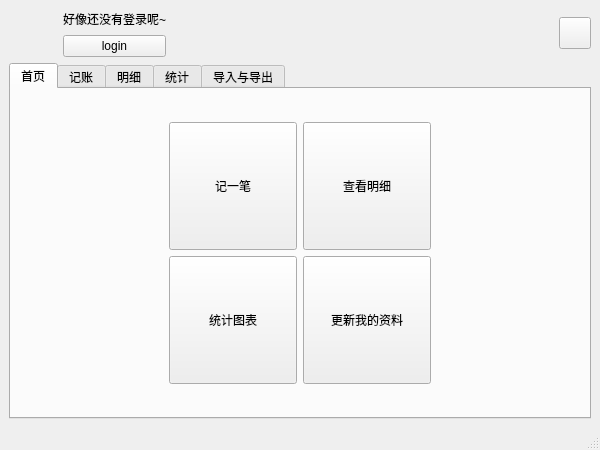
Old version of the form ui/oopcash_mainwindow.ui in the repository Harry-Chen/OOP-Cash.
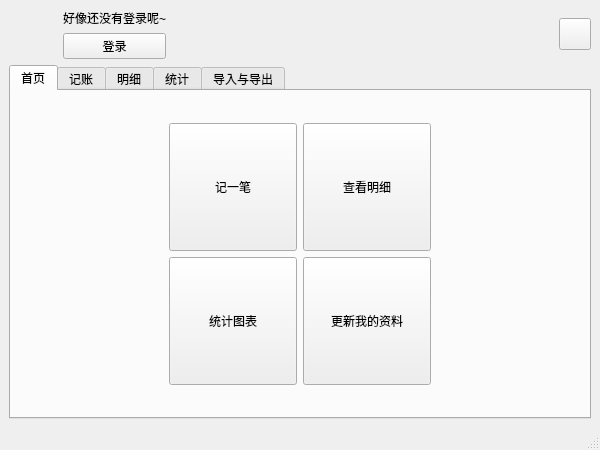
New version of the form. Icons and pictures are not drawn.

```diff
--- a/ui/oopcash_mainwindow.ui
+++ b/ui/oopcash_mainwindow.ui
@@ -63,7 +63,7 @@
           <item>
            <widget class="QPushButton" name="loginoutButton">
             <property name="text">
-             <string>login</string>
+             <string>登录</string>
             </property>
            </widget>
           </item>
```
